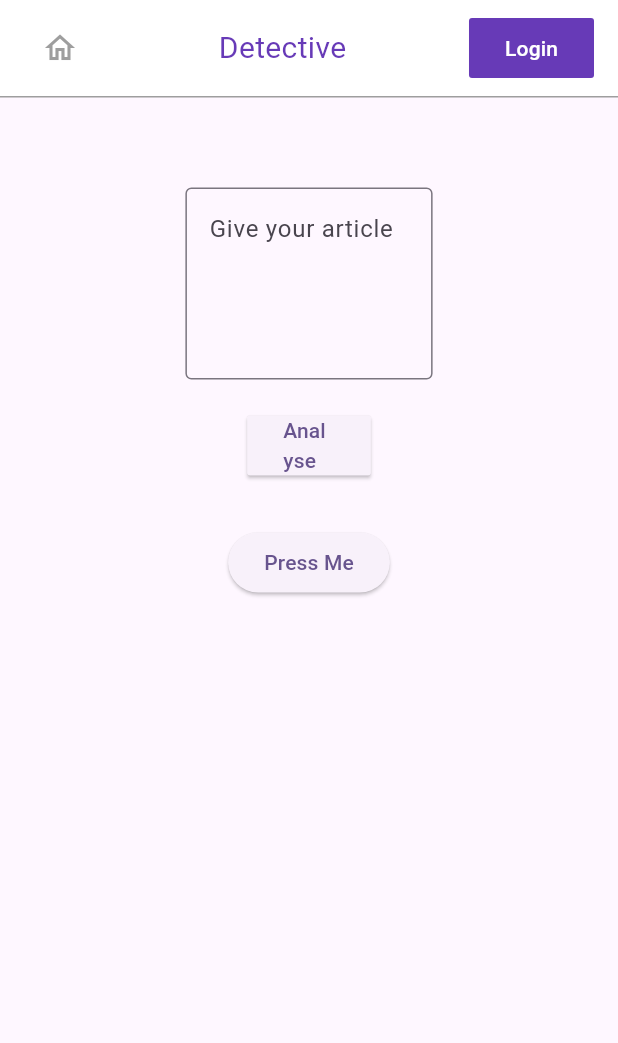
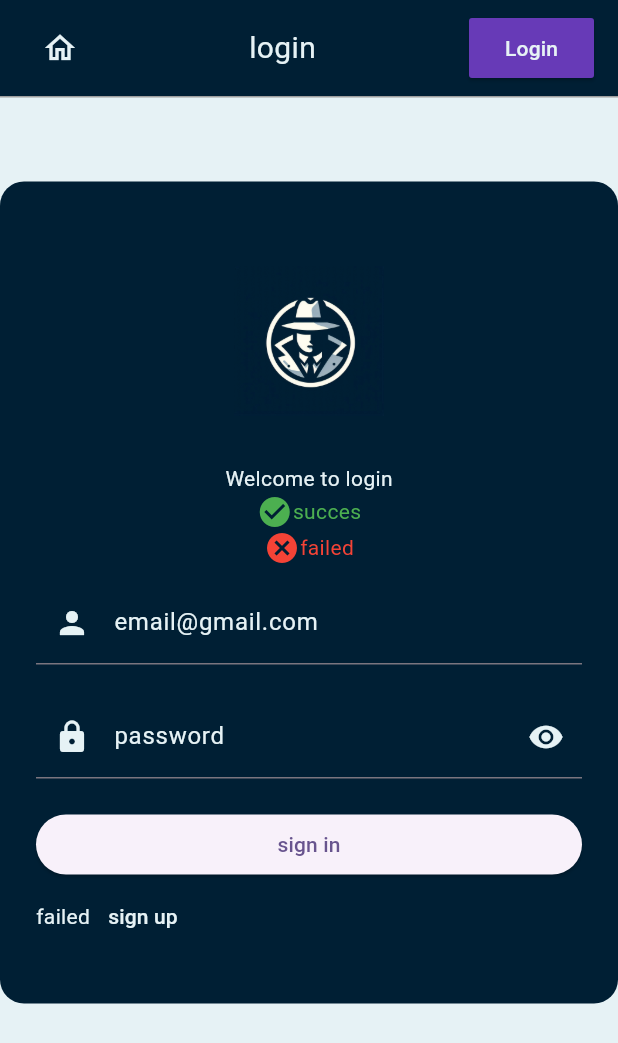
Before and after one commit to BenBlondeel-UCLL/Detective-Frontend, a Flutter app: the screen it shows after launch, after a tap on "Login", on a phone screen of 412 x 824 dp. Shown: the top 1043 px of the screen. Run offline on Flutter 3.47's test engine with Material 3 defaults, Android fonts, the phone set to English and light mode, and no system bars; our stand-ins replace dio.

Commit message:
signup/login page front end

```diff
--- /dev/null
+++ b/lib/api/http_client.dart
@@ -0,0 +1,42 @@
+import 'package:dio/dio.dart';
+
+
+class HttpClient{
+
+
+  postHttp() async {
+    final dio = Dio();
+    final response = await dio.post(
+      'http://127.0.0.1:8000/analyse',
+      queryParameters: {'text': 'Dit slechte zin.'}
+    );
+    return response;
+  }
+
+  postLogin({required String email, required String password}) async {
+    final dio = Dio();
+    final response = await dio.post(
+      'http://127.0.0.1:8000/api/v1/8000/login',
+      data: {email, password},
+    );
+    return response;
+  }
+
+  postSignUp({
+    required String username,
+    required String email,
+    required String password,
+    required String passwordRetry,
+    }) async {
+      if (password == passwordRetry) {
+        final dio = Dio();
+        final response = await dio.post(
+          'http:127.0.0.1:8000/api/v1/8000/signup',
+          data: {username, email, password},
+        );
+        return response;
+      } else {
+        throw Exception("passwords don't match");
+      }
+  }
+}
--- /dev/null
+++ b/lib/constants/colors.dart
@@ -0,0 +1,5 @@
+import 'package:flutter/material.dart';
+
+class Colors {
+  static const Color backGround = Color.fromRGBO(54, 33, 123, 1);
+}
--- /dev/null
+++ b/lib/constants/padding_style.dart
@@ -0,0 +1,11 @@
+import 'package:detective/constants/sizes.dart';
+import 'package:flutter/material.dart';
+
+class PaddingStyle {
+  static const EdgeInsetsGeometry paddingWithAppBarHeight = EdgeInsets.only(
+    top: Sizes.appBarHeight,
+    left: Sizes.defaultSpace,
+    bottom: Sizes.defaultSpace,
+    right: Sizes.defaultSpace,
+  );
+}
--- /dev/null
+++ b/lib/constants/sizes.dart
@@ -0,0 +1,27 @@
+class Sizes {
+
+  // Button sizes
+  static const double buttonHeight = 18.0;
+  static const double buttonRadius = 10.0;
+  static const double buttonWidth = 130.0;
+  static const double buttonElevation = 4.0;
+
+  // AppBar height
+  static const double appBarHeight = 56.0;
+
+  // Image sizes
+  static const double imageThumbSize = 80.0;
+
+  // Default spacing between sections
+  static const double defaultSpace = 24.0;
+  static const double spaceBetweenItems = 16.0;
+  static const double spaceBetweenSections = 32.0;
+
+  // Border radius
+  static const double borderRadiusSmall = 4.0;
+  static const double borderRadiusMedium = 8.0;
+  static const double borderRadiusBig = 16.0;
+
+  // Divider height
+  static const double dividerHeight = 1.0;
+}
--- /dev/null
+++ b/lib/constants/texts.dart
@@ -0,0 +1,5 @@
+class Texts {
+  static const String loginTitle = 'Welcome to login';
+  static const String loginSubTitle = 'Discover Limitless Chouses and Unmatched Convenience.';
+  static const String signupTitle = 'Welcome to signup';
+}
--- a/lib/features/header.dart
+++ b/lib/features/header.dart
@@ -9,7 +9,7 @@ class Header extends StatelessWidget {
     return Container(
       width: MediaQuery.of(context).size.width,
       decoration: const BoxDecoration(
-        color: Colors.white,
+        color: Color(0xFF001f34),
         border: Border(bottom: BorderSide(color: Colors.grey, width: 1.0)),
       ),
       child: Padding(
@@ -20,26 +20,26 @@ class Header extends StatelessWidget {
             IconButton(
               alignment: FractionalOffset.centerLeft,
               onPressed: () { Navigator.pushNamed(context, '/'); },
-              icon: const Icon(Icons.home_outlined, color: Colors.grey),
+              icon: const Icon(Icons.home_outlined, color: Color(0xffE6F2F5)),
             ),
             Expanded(
               flex: 1,
               child: Center(
                 child: Text(
                   title,
-                  style: TextStyle(fontSize: 20, color: Colors.deepPurple),
+                  style: TextStyle(fontSize: 20, color: Color(0xffE6F2F5)),
                 ),
               ),
             ),
-            FilledButton(
-              onPressed: () { /*TODO: Implement LOGIN button logic*/ },
-              style: FilledButton.styleFrom(
+            ElevatedButton(
+              onPressed: () { Navigator.pushNamed(context, '/login'); },
+              style: ElevatedButton.styleFrom(
                 backgroundColor: Colors.deepPurple,
                 shape: RoundedRectangleBorder(
                   borderRadius: BorderRadius.circular(2.0),
                 ),
               ),
-              child: const Text('Login', style: TextStyle(color: Colors.white)),
+              child: const Text('Login', style: TextStyle(color: Color(0xffE6F2F5))),
             ),
           ],
         ),
--- a/lib/features/http_client.dart
+++ /dev/null
@@ -1,12 +0,0 @@
-import 'package:dio/dio.dart';
-
-
-class HttpClient{
-
-
-  getHttp() async {
-    final dio = Dio();
-    final response = await dio.post('http://127.0.0.1:8000/analyse', queryParameters: {'text': 'Dit slechte zin.'});
-    return response;
-  }
-}
--- a/lib/main.dart
+++ b/lib/main.dart
@@ -1,4 +1,6 @@
 import 'package:detective/pages/analysis.dart';
+import 'package:detective/pages/login.dart';
+import 'package:detective/pages/signup.dart';
 import 'package:detective/pages/home.dart';
 import 'package:flutter/material.dart';
 
@@ -15,11 +17,14 @@ class MyApp extends StatelessWidget {
       title: 'Flutter Demo',
       theme: ThemeData(
         colorScheme: ColorScheme.fromSeed(seedColor: Colors.deepPurple),
+        scaffoldBackgroundColor: const Color(0xffE6F2F5),
       ),
       initialRoute: '/',
       routes: {
         '/': (context) => const Home(),
         '/analysis': (context) => const Analysis(),
+        '/login': (context) => Login(),
+        '/signup': (context) => Signup(),
       },
       debugShowCheckedModeBanner: false,
     );
--- a/lib/pages/home.dart
+++ b/lib/pages/home.dart
@@ -1,6 +1,5 @@
 import 'package:detective/features/header.dart';
 import 'package:detective/features/input_field.dart';
-import 'package:detective/features/http_client.dart';
 import 'package:flutter/material.dart';
 
 class Home extends StatelessWidget {
@@ -16,7 +15,7 @@ class Home extends StatelessWidget {
           children: [
             const Header(title: "Detective"),
             Padding(
-              padding: const EdgeInsets.fromLTRB(0, 30, 0, 0),
+              padding: const EdgeInsets.fromLTRB(0, 100, 0, 0),
               child: Column(
                 children: [
                   InputField(),
@@ -24,9 +23,8 @@ class Home extends StatelessWidget {
                   SizedBox(
                     width: MediaQuery.of(context).size.width * 0.2,
                     child: ElevatedButton(
-                      onPressed: () {
-                        // TODO: Implement analysis button logic
-                        Navigator.pushNamed(context, '/analysis');
+                      onPressed: () async {
+                        if (context.mounted) Navigator.pushNamed(context, '/analysis');
                       },
                       style: ElevatedButton.styleFrom(
                         shape: RoundedRectangleBorder(
@@ -39,14 +37,6 @@ class Home extends StatelessWidget {
                 ],
               ),
             ),
-            ElevatedButton(
-              onPressed: () async {
-                final client = HttpClient();
-                final response = await client.getHttp();
-                print(response);
-              },
-              child: Text("Press Me"),
-            ),
           ],
         ),
       ),
--- /dev/null
+++ b/lib/pages/login.dart
@@ -0,0 +1,145 @@
+import 'package:detective/constants/padding_style.dart';
+import 'package:detective/constants/sizes.dart';
+import 'package:detective/constants/texts.dart';
+import 'package:detective/features/header.dart';
+import 'package:flutter/material.dart';
+
+class Login extends StatefulWidget {
+  @override
+  State<Login> createState() => _LoginState();
+}
+
+class _LoginState extends State<Login> {
+
+  var _isObscured;
+
+  @override
+  void initState() {
+    super.initState();
+    _isObscured = true;
+  }
+
+
+
+  @override
+  Widget build(BuildContext context) {
+    return Scaffold(
+      body: Column(
+        children: [
+          const Header(title: "login"),
+            Padding(
+              padding: const EdgeInsets.only(top: Sizes.appBarHeight),
+              child: SizedBox(
+                width: 550,
+                child: SingleChildScrollView(
+                  child: Container(
+                    padding: PaddingStyle.paddingWithAppBarHeight,
+                    decoration: BoxDecoration(
+                      borderRadius: BorderRadius.circular(Sizes.borderRadiusBig),
+                      color: Color(0xff001f34),
+                    ),
+                    child: Column(
+                      children: [
+                        SizedBox(
+                          width: double.infinity,
+                          child: Column(
+                              children: [
+                              const Image(width: 100, height: 100, image: AssetImage('assets/images/logo_1.png')),
+                              const SizedBox(height: Sizes.spaceBetweenSections,),
+                              Text(
+                                Texts.loginTitle,
+                                style: TextStyle(
+                                  color: Color(0xffE6F2F5),
+                                ),
+                              ),
+                            ],
+                          ),
+                        ),
+                        /// succes message
+                        SizedBox(
+                          width: double.infinity,
+                          child: Row(
+                            mainAxisAlignment: MainAxisAlignment.center,
+                            children: [
+                              Icon(Icons.check_circle, color: Colors.green),
+                              Text('succes', style: TextStyle(color: Colors.green),),
+                            ],
+                          ),
+                        ),
+                        /// failed message
+                        SizedBox(
+                          width: double.infinity,
+                          child: Row(
+                            mainAxisAlignment: MainAxisAlignment.center,
+                            children: [
+                              Icon(Icons.cancel, color: Colors.red),
+                              Text('failed', style: TextStyle(color: Colors.red),),
+                            ],
+                          ),
+                        ),
+                        Form(
+                          child: Padding(padding: EdgeInsets.symmetric(vertical: 10),
+                            child: Column(
+                              children: [
+                                ///email
+                                TextFormField(
+                                  decoration: InputDecoration(
+                                  labelText: 'email@gmail.com',
+                                  labelStyle: const TextStyle(color: Color(0xffE6F2F5)),
+                                  prefixIcon: const Icon(Icons.person, color: Color(0xffE6F2F5),),
+                                  ),
+                                  style: TextStyle(color: Color(0xffE6F2F5),),
+                                ),
+                                const SizedBox(height: 20),
+
+                                ///password
+                                TextFormField(
+                                  obscureText: _isObscured,
+                                  decoration: InputDecoration(
+                                    labelText: 'password',
+                                    labelStyle: const TextStyle(color: Color(0xffE6F2F5)),
+                                    prefixIcon: const Icon(Icons.lock, color: Color(0xffE6F2F5),),
+                                    suffixIcon: IconButton(
+                                      icon: _isObscured ? const Icon(Icons.visibility, color: Color(0xffE6F2F5),) : const Icon(Icons.visibility_off, color: Color(0xffE6F2F5),),
+                                      onPressed: () {
+                                        setState(() {
+                                          _isObscured =!_isObscured;
+                                        });
+                                      })
+                                  ),
+                                  style: TextStyle(color: Color(0xffE6F2F5),),
+                                ),
+
+                                const SizedBox(height: 20),
+
+                                /// Sign In Button
+                                SizedBox(
+                                  width: double.infinity,
+                                  child: ElevatedButton(onPressed: (){}, child: Text('sign in'))
+                                ),
+
+                                /// redirect to signup
+                                SizedBox(
+                                  width: double.infinity,
+                                  child: Row(
+                                    children: [
+                                      Text('failed', style: TextStyle(color: Color(0xffE6F2F5)),),
+                                      TextButton(onPressed: (){ Navigator.pushNamed(context, '/signup'); }, child: Text('sign up', style: TextStyle(color: Color(0xffE6F2F5)), ))
+                                    ],
+                                  ),
+                                ),
+                              ],
+                            ),
+                          ),
+                        ),
+                      ],
+                    ),
+                  ),
+                ),
+              ),
+            ),
+        ],
+      ),
+    );
+  }
+}
--- a/pubspec.yaml
+++ b/pubspec.yaml
@@ -58,6 +58,9 @@ flutter:
   # the material Icons class.
   uses-material-design: true
 
+  assets:
+    - assets/images/
+
   # To add assets to your application, add an assets section, like this:
   # assets:
   #   - images/a_dot_burr.jpeg
```
Also changed, not shown: lib/pages/signup.dart (added, +152 -0 lines), assets/images/Icon-192.png (added), assets/images/logo_1.png (added), assets/images/logo_2.jpeg (added).
